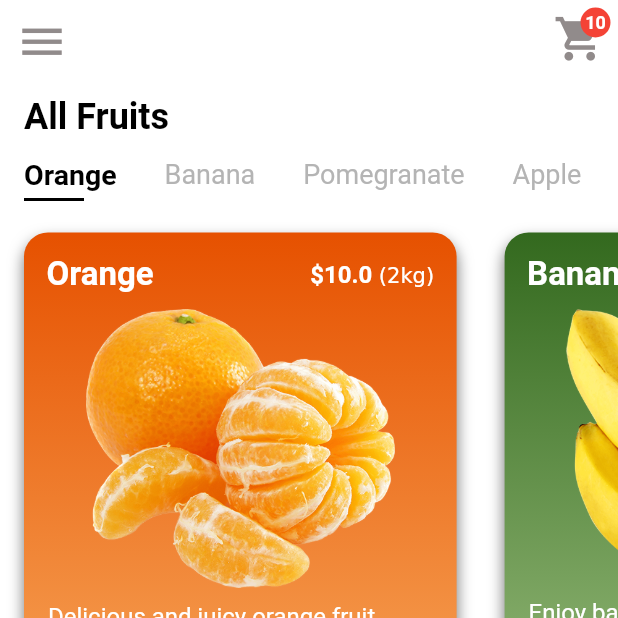
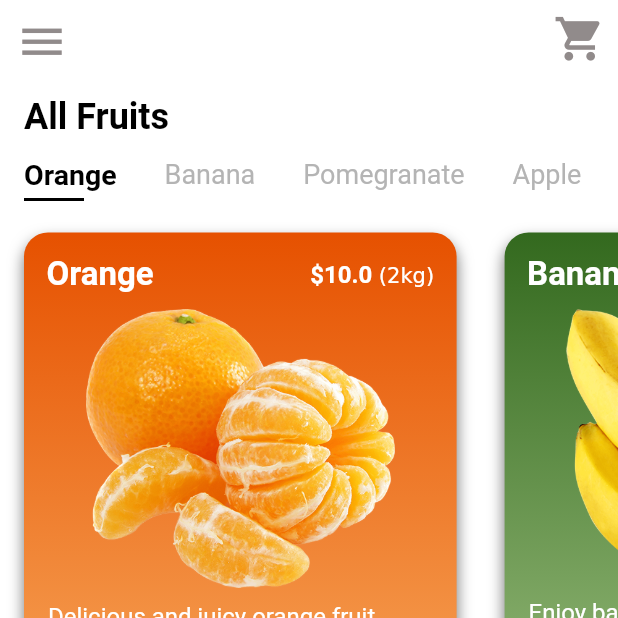
Before and after one commit to codingbbq/fruit_app, a Flutter app: the screen it shows after launch, on a phone screen of 412 x 824 dp, the top half of it. Run offline on Flutter 3.47's test engine with Material 2 defaults, Android fonts, the phone set to English and light mode, and no system bars.

Commit message:
Updating the cart notification based on Add to cart button

```diff
--- a/lib/app_state.dart
+++ b/lib/app_state.dart
@@ -3,11 +3,21 @@ import 'package:flutter/material.dart';
 class AppState extends ChangeNotifier {
 
   int fruitId = 1;
+  int cart = 0;
+  List<int> cartDetails = [];
 
   selectFruitId(int fruitId) {
     this.fruitId = fruitId;
     notifyListeners();
   }
 
+  addToCart(int fruitId) {
+    if(!cartDetails.contains(fruitId)){
+      this.cartDetails.add(fruitId);
+      this.cart += 1;
+    }
+    notifyListeners();
+  }
+
 
 }
--- a/lib/pages/fruit_page.dart
+++ b/lib/pages/fruit_page.dart
@@ -11,12 +11,12 @@ import '../app_state.dart';
 class FruitsPage extends StatelessWidget {
   @override
   Widget build(BuildContext context) {
-    return Scaffold(
-      backgroundColor: Colors.white,
-      appBar: FruitAppBar(),
-      body: ChangeNotifierProvider<AppState>(
-        create: (_) => AppState(),
-        child: SingleChildScrollView(
+    return ChangeNotifierProvider<AppState>(
+      create: (_) => AppState(),
+      child: Scaffold(
+        backgroundColor: Colors.white,
+        appBar: FruitAppBar(),
+        body: SingleChildScrollView(
           child: Column(
             crossAxisAlignment: CrossAxisAlignment.start,
             children: <Widget>[
--- a/lib/widgets/fruit_app_bar.dart
+++ b/lib/widgets/fruit_app_bar.dart
@@ -1,8 +1,16 @@
 import 'package:flutter/material.dart';
+
+import 'package:provider/provider.dart';
+
+import '../app_state.dart';
 
 class FruitAppBar extends StatelessWidget with PreferredSizeWidget {
   @override
   Widget build(BuildContext context) {
+
+    final appState = Provider.of<AppState>(context);
+    final addedToCart = appState.cart;
+
     return AppBar(
         backgroundColor: Colors.white,
         elevation: 0,
@@ -21,7 +29,7 @@ class FruitAppBar extends StatelessWidget with PreferredSizeWidget {
                 onPressed: () {},
                 iconSize: 35.0,
               ),
-              Positioned(
+              (addedToCart > 0) ? Positioned(
                 width: 20,
                 height: 20,
                 right: 5,
@@ -33,12 +41,12 @@ class FruitAppBar extends StatelessWidget with PreferredSizeWidget {
                     borderRadius: BorderRadius.circular(20.0)
                   ),
                   child: Text(
-                    '10',
+                    appState.cart.toString(),
                     style: TextStyle(color: Colors.white, fontWeight: FontWeight.bold, fontSize: 12.0),
                     textAlign: TextAlign.center,
                   ),
                 ),
-              )
+              ) : Container()
             ],
           )
         ],
--- a/lib/widgets/fruit_card.dart
+++ b/lib/widgets/fruit_card.dart
@@ -1,6 +1,9 @@
 import 'package:flutter/material.dart';
 import 'package:fruit_app/models/fruits.dart';
 import 'package:fruit_app/pages/fruit_details_page.dart';
+import 'package:provider/provider.dart';
+
+import '../app_state.dart';
 
 class FruitCard extends StatelessWidget {
   final Fruit fruit;
@@ -9,6 +12,9 @@ class FruitCard extends StatelessWidget {
 
   @override
   Widget build(BuildContext context) {
+
+    final appState = Provider.of<AppState>(context);
+
     return Padding(
       padding: const EdgeInsets.all(16.0),
       child: GestureDetector(
@@ -93,7 +99,9 @@ class FruitCard extends StatelessWidget {
                     "Add to Cart",
                     style: TextStyle(color: Colors.white, fontSize: 16.0),
                   ),
-                  onPressed: () {},
+                  onPressed: () {
+                    appState.addToCart(fruit.id);
+                  },
                   shape: RoundedRectangleBorder(
                     borderRadius: BorderRadius.circular(20.0),
                   ),
```
